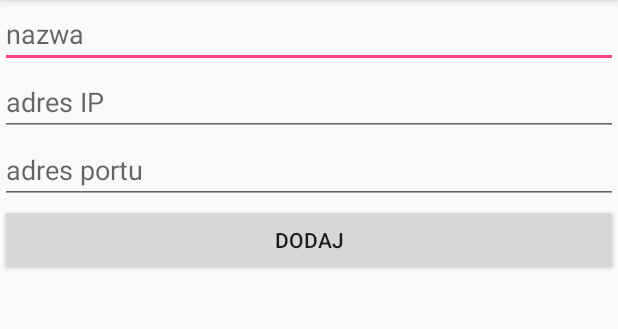
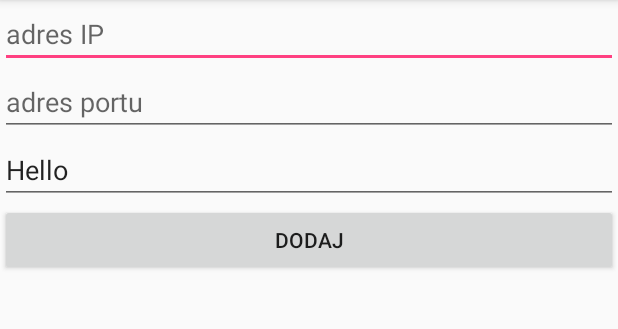
Before and after one commit to jedrzejkozal/Komunikator_platformy, an Android app: the AddPersonActivity screen opened directly, with no data from a screen before it, on a phone screen of 412 x 824 dp, the part 84-413 px from its top. Run offline under Robolectric (Android 15) with nearby library versions, the phone set to English and light mode, and no system bars.

```diff
--- a/app/src/main/java/com/example/jedrzej/komunikator_platformy/AddPersonActivity.java
+++ b/app/src/main/java/com/example/jedrzej/komunikator_platformy/AddPersonActivity.java
@@ -1,7 +1,26 @@
 package com.example.jedrzej.komunikator_platformy;
 
+import android.content.Intent;
 import android.os.Bundle;
 import android.support.v7.app.AppCompatActivity;
+import android.util.Xml;
+import android.view.View;
+import android.widget.Button;
+import android.widget.EditText;
+import android.widget.TextView;
+import org.xmlpull.v1.XmlSerializer;
+import java.io.StringWriter;
+
+import android.content.*;
+
+import java.io.File;
+import java.io.FileWriter;
+import java.io.FileOutputStream;
+import java.io.BufferedWriter;
+import java.io.FileReader;
+import java.util.Scanner;
+
+
 
 /**
  * Created by jedrzej on 22.04.17.
@@ -9,10 +28,60 @@ import android.support.v7.app.AppCompatActivity;
 
 public class AddPersonActivity extends AppCompatActivity {
 
+    public Button button;
+    String Hello = "HelloWorld";
+    EditText e1, e2;
+    TextView textview;
+    File plik;
+
     @Override
     protected void onCreate(Bundle savedInstanceState) {
         super.onCreate(savedInstanceState);
         setContentView(R.layout.activity_add_person);
 
+        e1 = (EditText) findViewById(R.id.editText3);
+        e2 = (EditText) findViewById(R.id.editText2);
+        textview = (TextView) findViewById(R.id.textview);
+        plik = new File("user.xml");
+
+        //button dodaj kontakt
+        button = (Button) findViewById(R.id.button2);
+        button.setOnClickListener(new View.OnClickListener() {
+            public void onClick(View v)  {
+                FileWriter wriete;
+                BufferedWriter output = null;
+                String content = null;
+//                try {
+//                    XmlSerializer xmlSerializer = Xml.newSerializer();
+//                    StringWriter writer = new StringWriter();
+//                    xmlSerializer.setOutput(writer);
+//
+//                    xmlSerializer.startDocument("UTF-8", true);
+//
+//                    xmlSerializer.startTag("", "port");
+//                    xmlSerializer.text(e1.getText().toString());
+//                    xmlSerializer.endTag("", "port");
+//
+//                    xmlSerializer.startTag("", "ip");
+//                    xmlSerializer.text(e2.getText().toString());
+//                    xmlSerializer.endTag("", "ip");
+////
+//                    xmlSerializer.endDocument();
+
+//                    String FILENAME = "user.xml";
+//
+                    textview.setText("Dziala "+e1.getText()+" "+e2.getText());
+
+                    Intent cel = new Intent(getApplicationContext(), MainActivity.class);
+                    cel.putExtra("dane",e1.getText()+" "+e2.getText());
+                    startActivity(cel);
+
+//                    Intent myIntent = new Intent(AddPersonActivity.this, MainActivity.class);
+//                    AddPersonActivity.this.startActivity(myIntent);
+//                } catch (Exception e) {
+//                    textview.setText("BŁAD"+e);
+//                }
+            }
+        });
     }
 }
--- a/app/src/main/res/layout/activity_add_person.xml
+++ b/app/src/main/res/layout/activity_add_person.xml
@@ -4,16 +4,6 @@
     android:orientation="vertical" android:layout_width="match_parent"
     android:layout_height="match_parent"
     android:weightSum="1">
-
-    <EditText
-        android:id="@+id/editText"
-        style="@style/Widget.AppCompat.EditText"
-        android:layout_width="match_parent"
-        android:layout_height="wrap_content"
-        android:ems="10"
-        android:inputType="textPersonName"
-        android:text=""
-        android:hint="nazwa" />
 
     <EditText
         android:id="@+id/editText2"
@@ -34,6 +24,15 @@
         android:text=""
         android:hint="adres portu" />
 
+    <TextView
+        android:id="@+id/textview"
+        style="@style/Widget.AppCompat.EditText"
+        android:layout_width="match_parent"
+        android:layout_height="wrap_content"
+        android:ems="10"
+        android:text="Hello"/>
+
+
     <Button
         android:id="@+id/button2"
         android:layout_width="match_parent"
```
Also changed, not shown: app/src/main/java/com/example/jedrzej/komunikator_platformy/MainActivity.java (+41 -4 lines).
